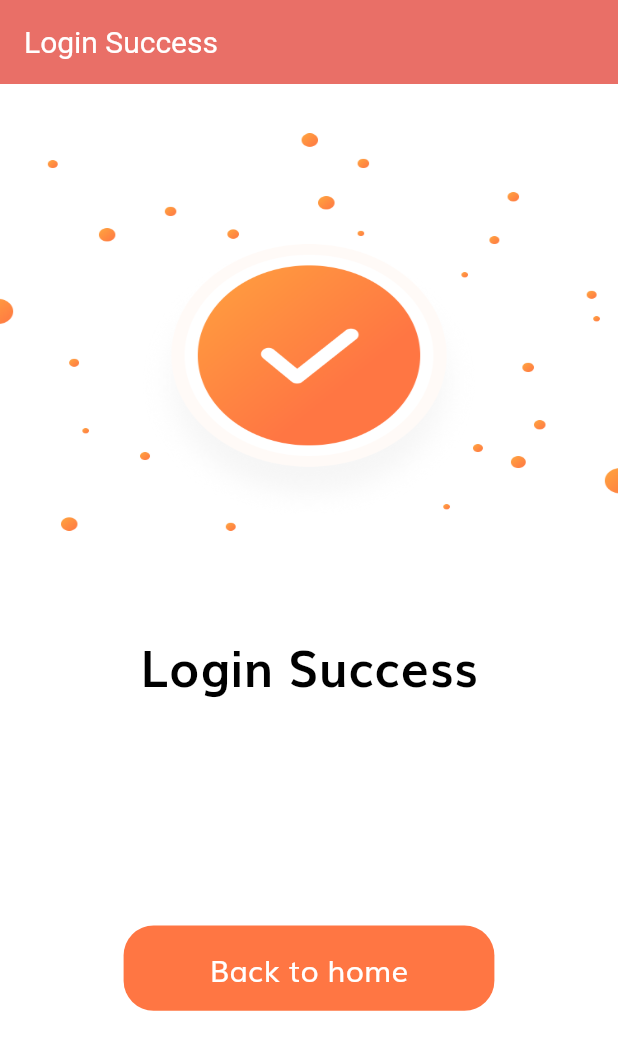
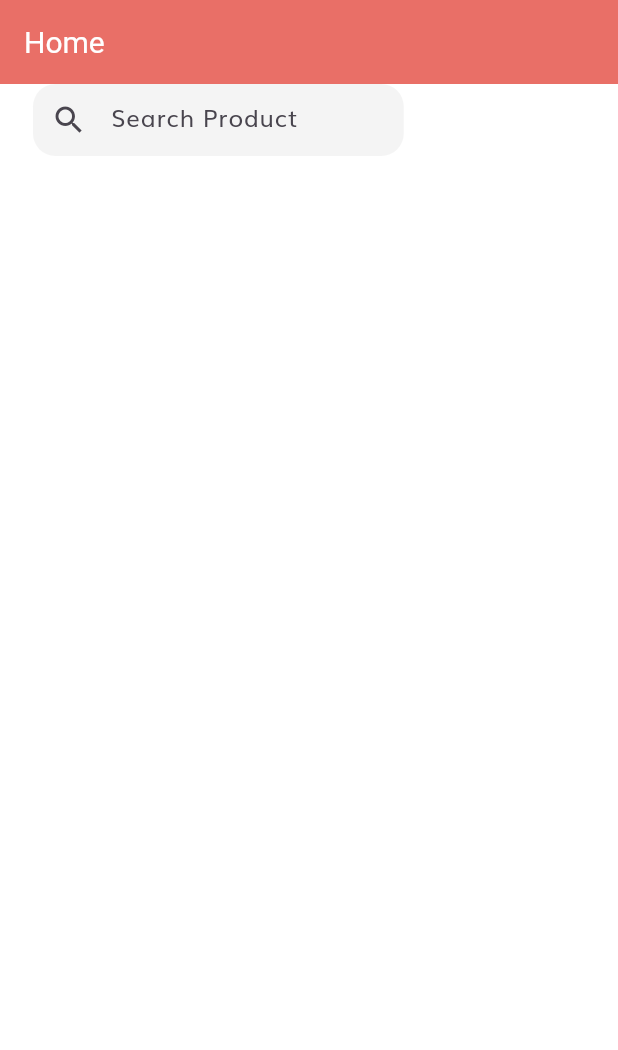
Before and after one commit to shaikhmoin/FlutterSample, a Flutter app: the LoginSuccessScreen screen opened by its route, after a tap on "Back to home", on a phone screen of 412 x 824 dp. Shown: the top 1050 px of the screen. Run offline on Flutter 3.47's test engine with Material 2 defaults, Android fonts, the phone set to English and light mode, and no system bars; our stand-ins replace flutter_svg; Roboto replaces fonts that are missing (OpenSans).

Commit message:
Working on home screen UI

```diff
--- a/firstfluttervscodeproj/lib/routes.dart
+++ b/firstfluttervscodeproj/lib/routes.dart
@@ -2,6 +2,7 @@
 
 import 'package:firstfluttervscodeproj/screens/completeprofile/complete_profile_screen.dart';
 import 'package:firstfluttervscodeproj/screens/forgotpassword/forgot_password_screen.dart';
+import 'package:firstfluttervscodeproj/screens/home/home_screen.dart';
 import 'package:firstfluttervscodeproj/screens/loginsuccess/login_success_screen.dart';
 import 'package:firstfluttervscodeproj/screens/otp/otp_screen.dart';
 import 'package:firstfluttervscodeproj/screens/signIn/sign_in_screen.dart';
@@ -19,4 +20,5 @@ final Map<String, WidgetBuilder> routes = {
   LoginSuccessScreen.routeName: (context) => LoginSuccessScreen(),
   CompleteProfileScreen.routeName: (context) => CompleteProfileScreen(),
   OTPScreen.routeName: (context) => OTPScreen(),
+  HomeScreen.routeName: (context) => HomeScreen(),
 };
--- /dev/null
+++ b/firstfluttervscodeproj/lib/screens/home/components/body.dart
@@ -0,0 +1,54 @@
+// ignore_for_file: prefer_const_literals_to_create_immutables, prefer_const_constructors
+
+import 'package:firstfluttervscodeproj/constants.dart';
+import 'package:firstfluttervscodeproj/size_config.dart';
+import 'package:flutter/material.dart';
+
+class BodyHome extends StatefulWidget {
+  const BodyHome({super.key});
+
+  @override
+  State<BodyHome> createState() => _BodyHomeState();
+}
+
+class _BodyHomeState extends State<BodyHome> {
+  @override
+  Widget build(BuildContext context) {
+    return SafeArea(
+      child: SingleChildScrollView(
+        child: Column(
+          children: [
+            Padding(
+              padding: EdgeInsets.symmetric(
+                  horizontal: getProportionateScreenWidth(20)),
+              child: Row(
+                children: [
+                  Container(
+                    width: SizeConfig.screenWidth * 0.6, //60% of our width
+                    // height: 50,
+                    decoration: BoxDecoration(
+                      color: kSecondaryColor.withOpacity(0.1),
+                      borderRadius: BorderRadius.circular(15),
+                    ),
+                    child: TextField(
+                      decoration: InputDecoration(
+                          enabledBorder: InputBorder.none,
+                          focusedBorder: InputBorder.none,
+                          hintText: "Search Product",
+                          prefixIcon: Icon(Icons.search),
+                          contentPadding: EdgeInsets.symmetric(
+                            horizontal: getProportionateScreenWidth(20),
+                            vertical: getProportionateScreenWidth(9),
+                          )
+                      )
+                    ),
+                  ),
+                ],
+              ),
+            )
+          ],
+        ),
+      ),
+    );
+  }
+}
--- /dev/null
+++ b/firstfluttervscodeproj/lib/screens/home/home_screen.dart
@@ -0,0 +1,24 @@
+// ignore_for_file: use_key_in_widget_constructors, prefer_const_constructors
+
+import 'package:firstfluttervscodeproj/screens/home/components/body.dart';
+import 'package:flutter/material.dart';
+
+class HomeScreen extends StatefulWidget {
+    static String routeName = "/home";
+
+  @override
+  State<HomeScreen> createState() => _HomeScreenState();
+}
+
+class _HomeScreenState extends State<HomeScreen> {
+  @override
+  Widget build(BuildContext context) {
+     return Scaffold(
+      appBar: AppBar(
+        automaticallyImplyLeading: false,
+        title: Text("Home"),
+      ),
+      body: BodyHome(),
+    );
+  }
+}
--- a/firstfluttervscodeproj/lib/screens/loginsuccess/components/body.dart
+++ b/firstfluttervscodeproj/lib/screens/loginsuccess/components/body.dart
@@ -1,6 +1,7 @@
 // ignore_for_file: prefer_const_constructors
 
 import 'package:firstfluttervscodeproj/components/default_button.dart';
+import 'package:firstfluttervscodeproj/screens/home/home_screen.dart';
 import 'package:firstfluttervscodeproj/size_config.dart';
 import 'package:flutter/material.dart';
 
@@ -40,9 +41,7 @@ class BodyLoginSuccess extends StatelessWidget {
             width: SizeConfig.screenWidth * 0.6,
             child: DefaultButton(
               text: "Back to home",
-              press: () {
-                //Navigator.pushNamed(context, HomeScreen.routeName);
-              },
+              press: () => Navigator.pushNamed(context, HomeScreen.routeName),
             ),
           ),
           Spacer(),
```
